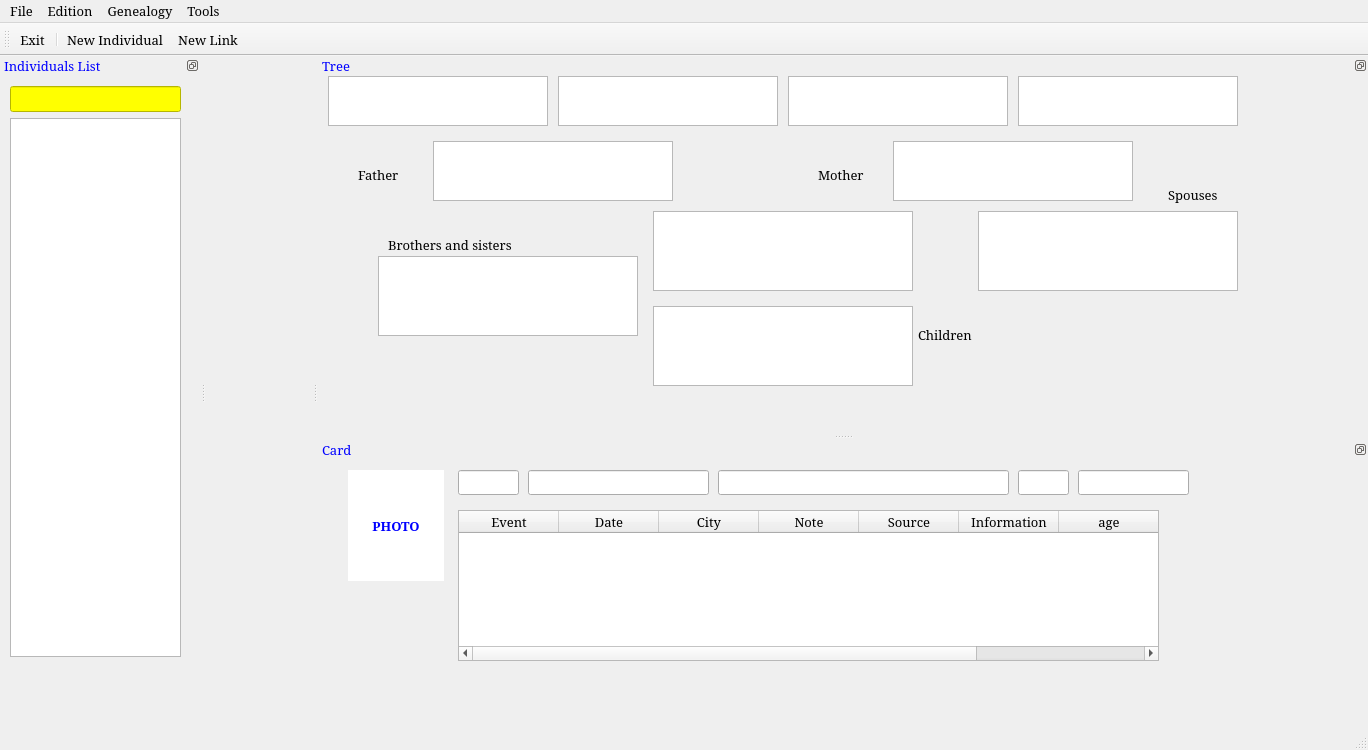
First picture: the form in genealogy_V1.ui, repository phioconte/genealogy, before the edit.
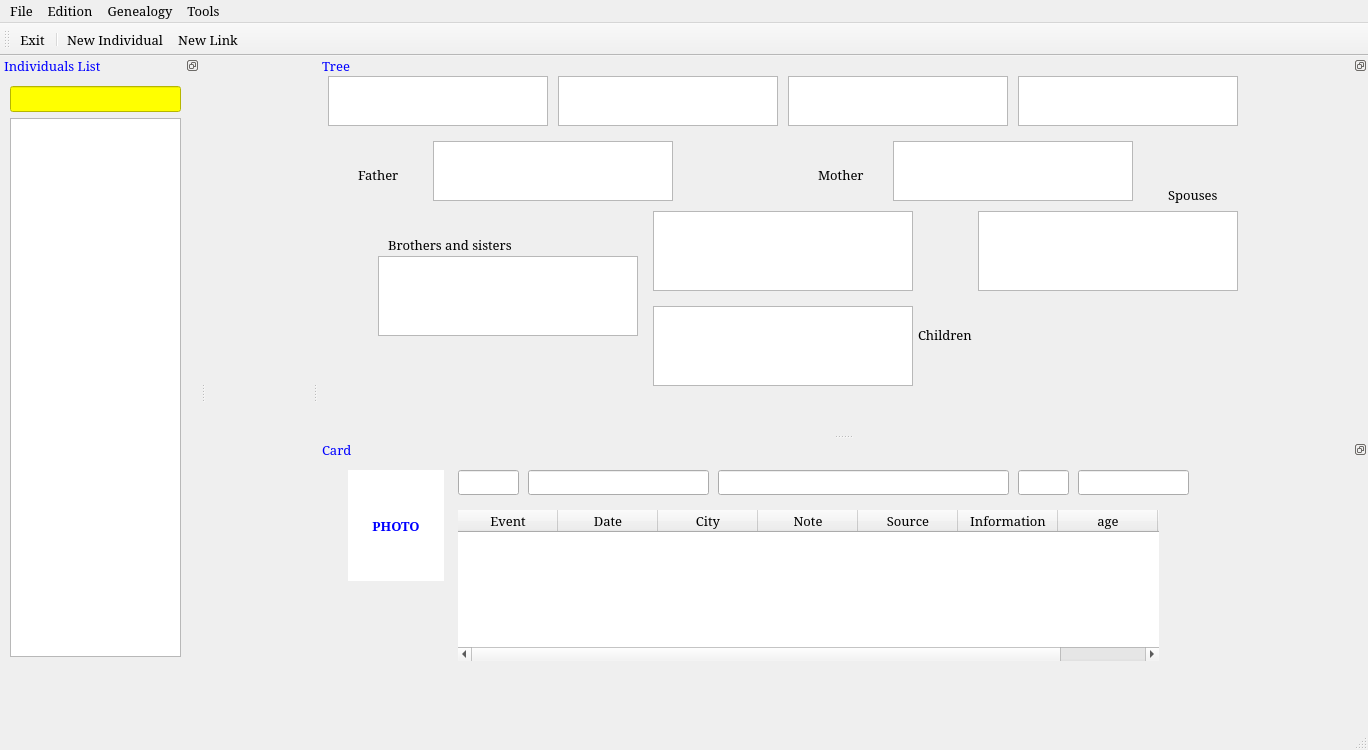
Second picture: the form after the edit. Icons and pictures are not drawn.

Patch:
```diff
--- a/genealogy_V1.ui
+++ b/genealogy_V1.ui
@@ -504,12 +504,27 @@
        <pointsize>10</pointsize>
       </font>
      </property>
+     <property name="autoFillBackground">
+      <bool>true</bool>
+     </property>
+     <property name="frameShape">
+      <enum>QFrame::NoFrame</enum>
+     </property>
+     <property name="frameShadow">
+      <enum>QFrame::Sunken</enum>
+     </property>
+     <property name="alternatingRowColors">
+      <bool>true</bool>
+     </property>
      <property name="rowCount">
       <number>0</number>
      </property>
      <property name="columnCount">
       <number>8</number>
      </property>
+     <attribute name="verticalHeaderVisible">
+      <bool>false</bool>
+     </attribute>
      <column>
       <property name="text">
        <string>Event</string>
```
Left out of the diff: 16 changed lines with no effect on the pictures.
